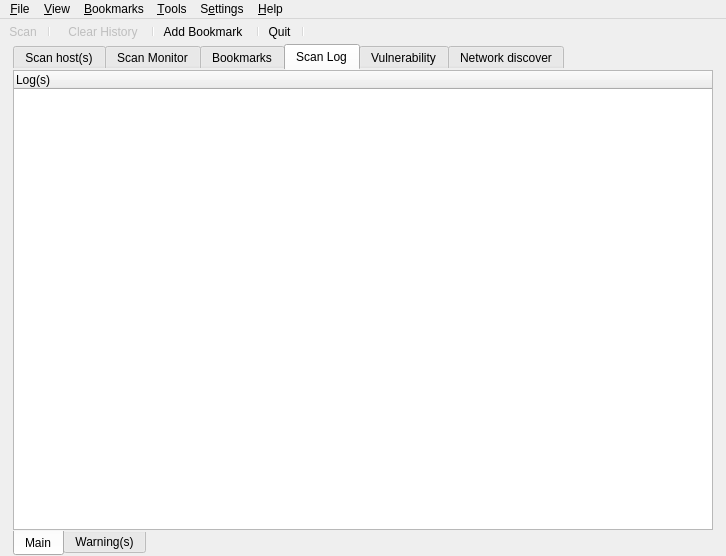
Above: src/app/mainwin.ui from nmapsi4/nmapsi4 before the change. Below: the same form after it.
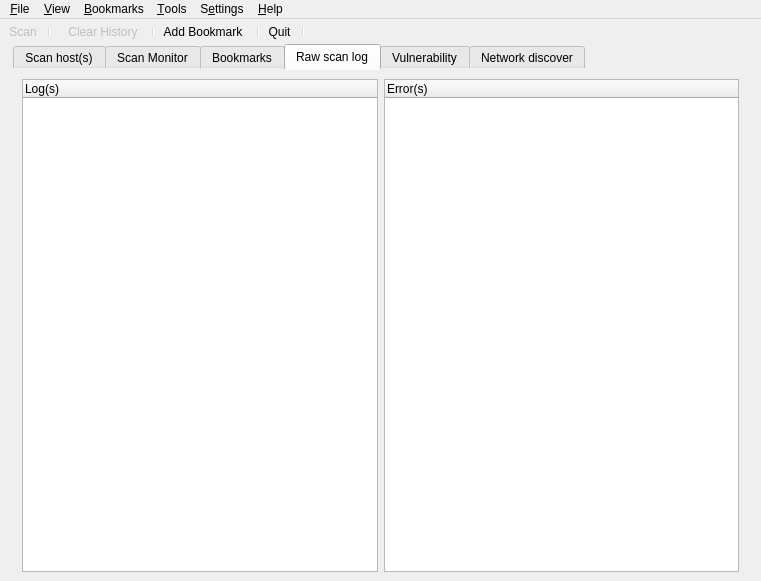
That is the form after the change. The open tabs and pages were chosen to show the change. Icons and pictures are not drawn.

Commit message: update raw scan log tab.

Diff of the .ui file:
```diff
--- a/src/app/mainwin.ui
+++ b/src/app/mainwin.ui
@@ -10,8 +10,8 @@
    <rect>
     <x>0</x>
     <y>0</y>
-    <width>726</width>
-    <height>556</height>
+    <width>761</width>
+    <height>581</height>
    </rect>
   </property>
   <property name="sizePolicy">
@@ -1061,38 +1061,12 @@
          <normaloff>:/images/images/book.png</normaloff>:/images/images/book.png</iconset>
        </attribute>
        <attribute name="title">
-        <string>Scan Log</string>
+        <string>Raw scan log</string>
        </attribute>
-       <layout class="QVBoxLayout" name="verticalLayout_22">
-        <property name="margin">
-         <number>0</number>
-        </property>
+       <layout class="QVBoxLayout" name="verticalLayout_5">
         <item>
-         <widget class="QTabWidget" name="tabWidget_2">
-          <property name="styleSheet">
-           <string notr="true">QTabWidget:pane {
-	border: 0px;
-}</string>
-          </property>
-          <property name="tabPosition">
-           <enum>QTabWidget::South</enum>
-          </property>
-          <property name="currentIndex">
-           <number>0</number>
-          </property>
-          <widget class="QWidget" name="tab_5">
-           <attribute name="icon">
-            <iconset resource="../../mainwin.qrc">
-             <normaloff>:/images/images/book2.png</normaloff>:/images/images/book2.png</iconset>
-           </attribute>
-           <attribute name="title">
-            <string>Main</string>
-           </attribute>
-           <layout class="QGridLayout" name="gridLayout_7">
-            <property name="margin">
-             <number>0</number>
-            </property>
-            <item row="0" column="0">
+         <layout class="QHBoxLayout" name="horizontalLayout_3">
+          <item>
              <widget class="QTreeWidget" name="listScan">
               <property name="frameShape">
                <enum>QFrame::StyledPanel</enum>
@@ -1137,21 +1111,7 @@
               </column>
              </widget>
             </item>
-           </layout>
-          </widget>
-          <widget class="QWidget" name="tab_6">
-           <attribute name="icon">
-            <iconset resource="../../mainwin.qrc">
-             <normaloff>:/images/images/messagebox_critical.png</normaloff>:/images/images/messagebox_critical.png</iconset>
-           </attribute>
-           <attribute name="title">
-            <string>Warning(s)</string>
-           </attribute>
-           <layout class="QGridLayout" name="gridLayout_8">
-            <property name="margin">
-             <number>0</number>
-            </property>
-            <item row="0" column="0">
+          <item>
              <widget class="QTreeWidget" name="listScanError">
               <property name="frameShape">
                <enum>QFrame::StyledPanel</enum>
@@ -1191,8 +1151,6 @@
              </widget>
             </item>
            </layout>
-          </widget>
-         </widget>
         </item>
        </layout>
       </widget>
@@ -1791,8 +1749,8 @@
     <rect>
      <x>0</x>
      <y>0</y>
-     <width>726</width>
-     <height>19</height>
+     <width>761</width>
+     <height>20</height>
     </rect>
    </property>
    <widget class="QMenu" name="menu_File">
```
Left out of the diff: 1 changed line with no effect on the pictures. Lines whose indentation alone changed are shown as unchanged. The commit also changes 7 other files.
